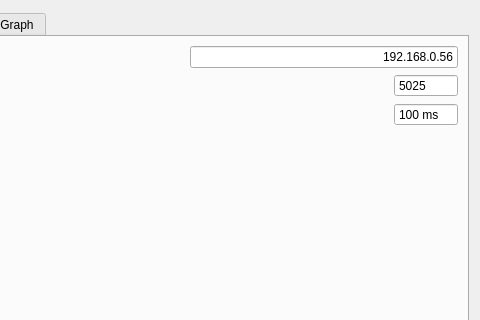
Qt form forms/settings_dialog.ui (schwemmdx/keithley-tool) before a commit; both pictures show x 160 to 640 and y 0 to 320 of the 640 by 480 pixel window.
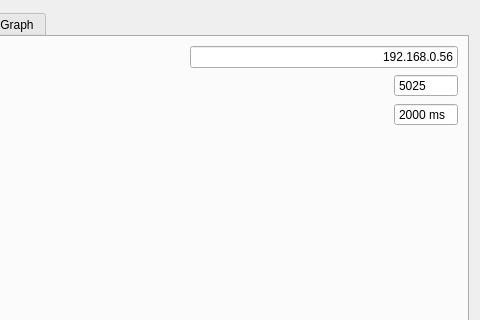
The same form after that commit. Icons and pictures are not drawn.

Commit message: updated settings for rx timeout

Diff of the .ui file:
```diff
--- a/forms/settings_dialog.ui
+++ b/forms/settings_dialog.ui
@@ -147,11 +147,14 @@
          <property name="suffix">
           <string> ms</string>
          </property>
+         <property name="minimum">
+          <number>1</number>
+         </property>
          <property name="maximum">
           <number>10000</number>
          </property>
          <property name="value">
-          <number>100</number>
+          <number>2000</number>
          </property>
         </widget>
        </item>
```
